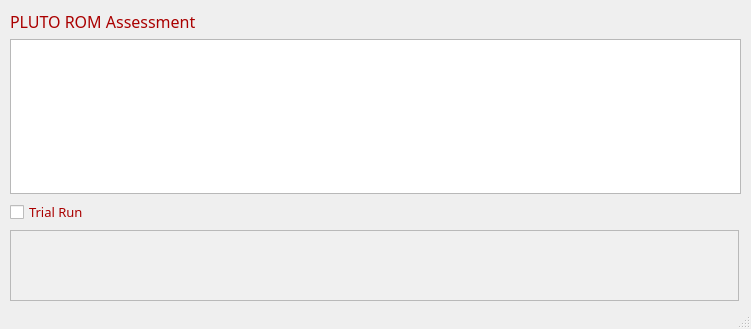
Above: ui/plutoapromassess.ui from siva82kb/pluto-assessment before the change. Below: the same form after it.
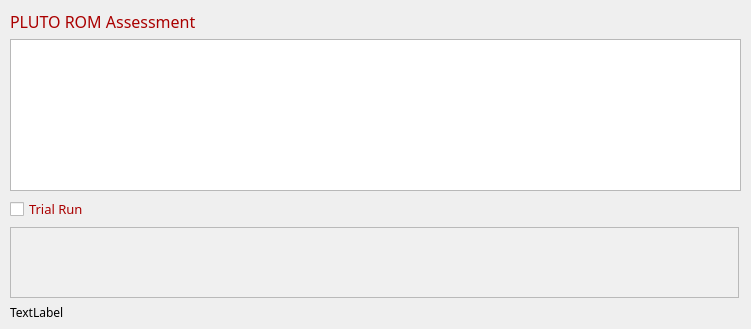
That is the form after the change.

What changed in the file:
```diff
--- a/ui/plutoapromassess.ui
+++ b/ui/plutoapromassess.ui
@@ -10,6 +10,11 @@
     <height>329</height>
    </rect>
   </property>
+  <property name="font">
+   <font>
+    <family>Candara Light</family>
+   </font>
+  </property>
   <property name="windowTitle">
    <string>PLUTO A/P/AP ROM Assessment</string>
   </property>
@@ -20,7 +25,7 @@
       <x>10</x>
       <y>10</y>
       <width>731</width>
-      <height>291</height>
+      <height>311</height>
      </rect>
     </property>
     <layout class="QVBoxLayout" name="verticalLayout">
@@ -88,10 +93,22 @@
        </property>
       </widget>
      </item>
+     <item>
+      <widget class="QLabel" name="lblStatus">
+       <property name="font">
+        <font>
+         <family>Cascadia Mono</family>
+         <pointsize>9</pointsize>
+        </font>
+       </property>
+       <property name="text">
+        <string>TextLabel</string>
+       </property>
+      </widget>
+     </item>
     </layout>
    </widget>
   </widget>
-  <widget class="QStatusBar" name="statusbar"/>
  </widget>
  <resources/>
  <connections/>
```
